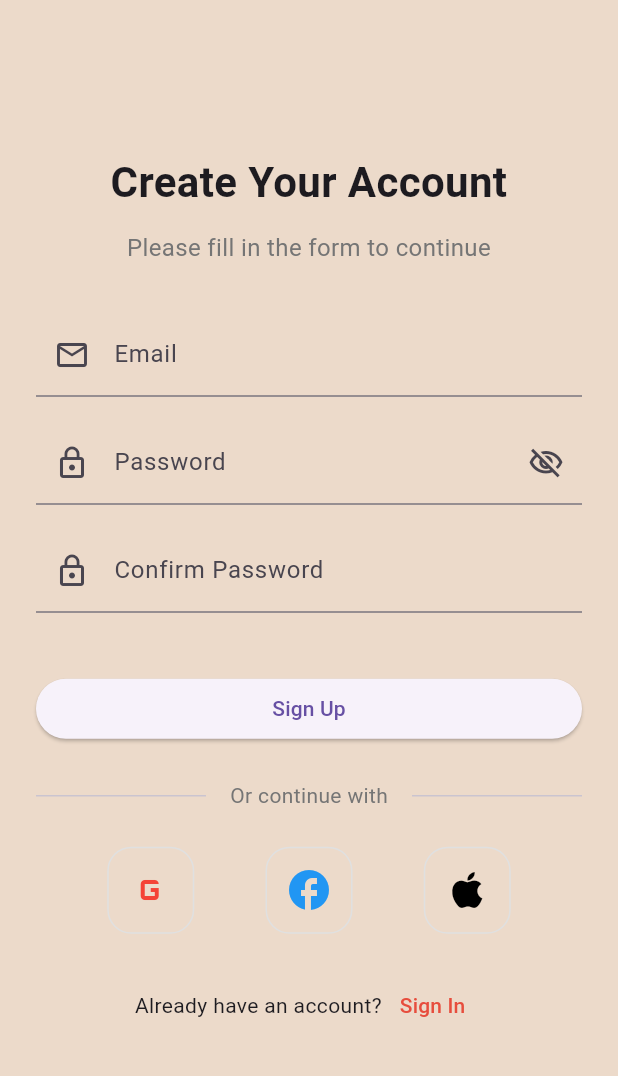
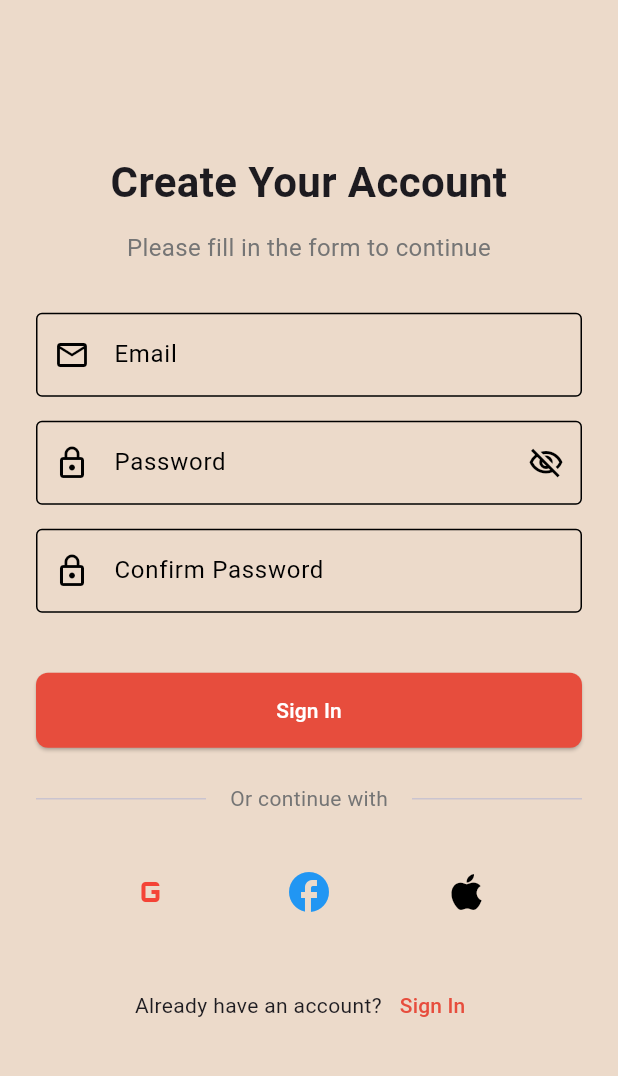
Before and after one commit to chamithharshamal/PetWell-Mobile_Application, a Flutter app: the SignUpScreen screen opened directly, on a phone screen of 412 x 824 dp, the part 63-1139 px from its top. Run offline on Flutter 3.47's test engine with Material 3 defaults, Android fonts, the phone set to English and light mode, and no system bars; our stand-ins replace firebase_core; accounts and stored records are empty.

Commit message:
Update auth_form.dart

```diff
--- a/petwell/lib/features/auth/widgets/auth_form.dart
+++ b/petwell/lib/features/auth/widgets/auth_form.dart
@@ -1,12 +1,17 @@
-// lib/widgets/auth_form.dart
+// lib/features/auth/presentation/widgets/auth_form.dart
 import 'package:flutter/material.dart';
 
 class AuthForm extends StatefulWidget {
   final bool isSignIn;
+  final bool isLoading;
   final Function(String email, String password) onSubmit;
 
-  const AuthForm({Key? key, required this.isSignIn, required this.onSubmit})
-    : super(key: key);
+  const AuthForm({
+    Key? key,
+    required this.isSignIn,
+    this.isLoading = false,
+    required this.onSubmit,
+  }) : super(key: key);
 
   @override
   _AuthFormState createState() => _AuthFormState();
@@ -18,7 +23,6 @@ class _AuthFormState extends State<AuthForm> {
   final _passwordController = TextEditingController();
   final _confirmPasswordController = TextEditingController();
   bool _isPasswordVisible = false;
-  bool _isLoading = false;
 
   @override
   void dispose() {
@@ -30,16 +34,7 @@ class _AuthFormState extends State<AuthForm> {
 
   void _submit() {
     if (_formKey.currentState!.validate()) {
-      setState(() {
-        _isLoading = true;
-      });
-
-      // Submit form data
       widget.onSubmit(_emailController.text.trim(), _passwordController.text);
-
-      setState(() {
-        _isLoading = false;
-      });
     }
   }
 
@@ -54,9 +49,25 @@ class _AuthFormState extends State<AuthForm> {
           TextFormField(
             controller: _emailController,
             keyboardType: TextInputType.emailAddress,
-            decoration: const InputDecoration(
+            enabled: !widget.isLoading,
+            decoration: InputDecoration(
               labelText: 'Email',
-              prefixIcon: Icon(Icons.email_outlined),
+              labelStyle: const TextStyle(
+                color: Colors.black,
+              ), // Label text color
+              prefixIcon: const Icon(
+                Icons.email_outlined,
+                color: Colors.black,
+              ), // Optional: icon color
+              enabledBorder: const OutlineInputBorder(
+                borderSide: BorderSide(color: Colors.black), // Normal border
+              ),
+              focusedBorder: const OutlineInputBorder(
+                borderSide: BorderSide(
+                  color: Colors.black,
+                  width: 2,
+                ), // Focused border
+              ),
             ),
             validator: (value) {
               if (value == null || value.isEmpty) {
@@ -76,16 +87,37 @@ class _AuthFormState extends State<AuthForm> {
           TextFormField(
             controller: _passwordController,
             obscureText: !_isPasswordVisible,
+            enabled: !widget.isLoading,
             decoration: InputDecoration(
               labelText: 'Password',
-              prefixIcon: const Icon(Icons.lock_outline),
+              labelStyle: const TextStyle(
+                color: Colors.black,
+              ), // Label text color
+              prefixIcon: const Icon(
+                Icons.lock_outline,
+                color: Colors.black,
+              ), // Icon color
+              enabledBorder: const OutlineInputBorder(
+                borderSide: BorderSide(color: Colors.black), // Normal border
+              ),
+              focusedBorder: const OutlineInputBorder(
+                borderSide: BorderSide(
+                  color: Colors.black,
+                  width: 2,
+                ), // Focused border
+              ),
+              border: const OutlineInputBorder(), // Fallback border
               suffixIcon: IconButton(
                 icon: Icon(
                   _isPasswordVisible
                       ? Icons.visibility_outlined
                       : Icons.visibility_off_outlined,
+                  color: Colors.black, // Suffix icon color
                 ),
-                onPressed: () {
+                onPressed:
+                    widget.isLoading
+                        ? null
+                        : () {
                           setState(() {
                             _isPasswordVisible = !_isPasswordVisible;
                           });
@@ -96,12 +128,13 @@ class _AuthFormState extends State<AuthForm> {
               if (value == null || value.isEmpty) {
                 return 'Please enter your password';
               }
-              if (value.length < 6) {
+              if (!widget.isSignIn && value.length < 6) {
                 return 'Password must be at least 6 characters long';
               }
               return null;
             },
           ),
+
           const SizedBox(height: 16),
 
           // Confirm password field (only for sign up)
@@ -109,9 +142,23 @@ class _AuthFormState extends State<AuthForm> {
             TextFormField(
               controller: _confirmPasswordController,
               obscureText: !_isPasswordVisible,
+              enabled: !widget.isLoading,
               decoration: const InputDecoration(
                 labelText: 'Confirm Password',
-                prefixIcon: Icon(Icons.lock_outline),
+                labelStyle: TextStyle(color: Colors.black), // Label text color
+                prefixIcon: Icon(
+                  Icons.lock_outline,
+                  color: Colors.black,
+                ), // Optional: icon color
+                enabledBorder: OutlineInputBorder(
+                  borderSide: BorderSide(color: Colors.black), // Normal border
+                ),
+                focusedBorder: OutlineInputBorder(
+                  borderSide: BorderSide(
+                    color: Colors.black,
+                    width: 2,
+                  ), // Focused border
+                ),
               ),
               validator: (value) {
                 if (value == null || value.isEmpty) {
@@ -123,6 +170,7 @@ class _AuthFormState extends State<AuthForm> {
                 return null;
               },
             ),
+
             const SizedBox(height: 16),
           ],
 
@@ -131,11 +179,19 @@ class _AuthFormState extends State<AuthForm> {
             Align(
               alignment: Alignment.centerRight,
               child: TextButton(
-                onPressed: () {
-                  // TODO: Implement forgot password logic
-                  print('Forgot password');
+                onPressed:
+                    widget.isLoading
+                        ? null
+                        : () {
+                          // TODO: Navigate to password reset screen
+                          print('Navigate to password reset');
                         },
-                child: const Text('Forgot Password?'),
+                child: const Text(
+                  'Forgot Password?',
+                  style: TextStyle(
+                    color: Color(0xFFE74D3D),
+                  ), // Custom text color
+                ),
               ),
             ),
 
@@ -143,18 +199,32 @@ class _AuthFormState extends State<AuthForm> {
 
           // Submit button
           ElevatedButton(
-            onPressed: _isLoading ? null : _submit,
+            onPressed: widget.isLoading ? null : _submit,
+            style: ElevatedButton.styleFrom(
+              backgroundColor: const Color(
+                0xFFE74D3D,
+              ), // Button background color
+              padding: const EdgeInsets.symmetric(vertical: 15),
+              shape: RoundedRectangleBorder(
+                borderRadius: BorderRadius.circular(8),
+              ),
+            ),
             child:
-                _isLoading
+                widget.isLoading
                     ? const SizedBox(
                       height: 20,
                       width: 20,
                       child: CircularProgressIndicator(
                         strokeWidth: 2,
-                        color: Colors.white,
+                        color: Color(0xFFE74D3D),
                       ),
                     )
-                    : Text(widget.isSignIn ? 'Sign In' : 'Sign Up'),
+                    : const Text(
+                      'Sign In', // or 'Sign Up' based on your logic
+                      style: TextStyle(
+                        color: Colors.white,
+                      ), // Optional: text color
+                    ),
           ),
 
           const SizedBox(height: 24),
@@ -183,24 +253,33 @@ class _AuthFormState extends State<AuthForm> {
               _buildSocialButton(
                 icon: Icons.g_mobiledata,
                 color: Colors.red,
-                onPressed: () {
-                  // TODO: Implement Google sign in
+                onPressed:
+                    widget.isLoading
+                        ? null
+                        : () {
+                          // TODO: Implement Google sign in with Firebase
                           print('Google sign in');
                         },
               ),
               _buildSocialButton(
                 icon: Icons.facebook,
                 color: Colors.blue,
-                onPressed: () {
-                  // TODO: Implement Facebook sign in
+                onPressed:
+                    widget.isLoading
+                        ? null
+                        : () {
+                          // TODO: Implement Facebook sign in with Firebase
                           print('Facebook sign in');
                         },
               ),
               _buildSocialButton(
                 icon: Icons.apple,
                 color: Colors.black,
-                onPressed: () {
-                  // TODO: Implement Apple sign in
+                onPressed:
+                    widget.isLoading
+                        ? null
+                        : () {
+                          // TODO: Implement Apple sign in with Firebase
                           print('Apple sign in');
                         },
               ),
@@ -214,17 +293,13 @@ class _AuthFormState extends State<AuthForm> {
   Widget _buildSocialButton({
     required IconData icon,
     required Color color,
-    required VoidCallback onPressed,
+    required VoidCallback? onPressed,
   }) {
     return InkWell(
       onTap: onPressed,
       borderRadius: BorderRadius.circular(16),
       child: Container(
         padding: const EdgeInsets.all(12),
-        decoration: BoxDecoration(
-          border: Border.all(color: Colors.grey[300]!),
-          borderRadius: BorderRadius.circular(16),
-        ),
         child: Icon(icon, color: color, size: 32),
       ),
     );
```
Lines whose indentation alone changed are shown as unchanged.
